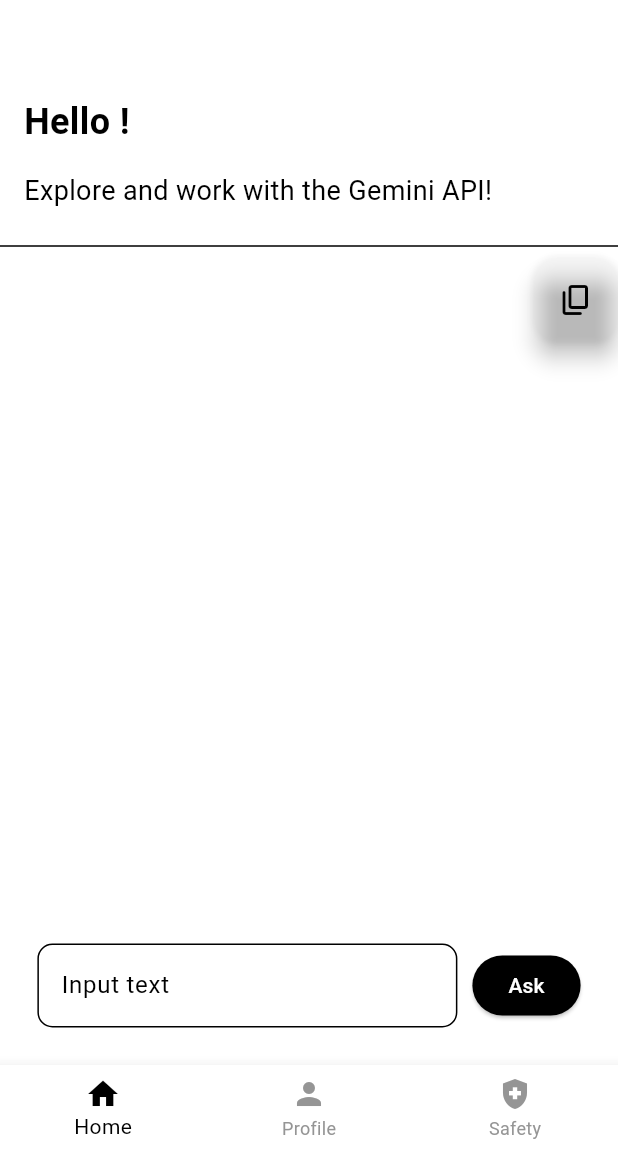
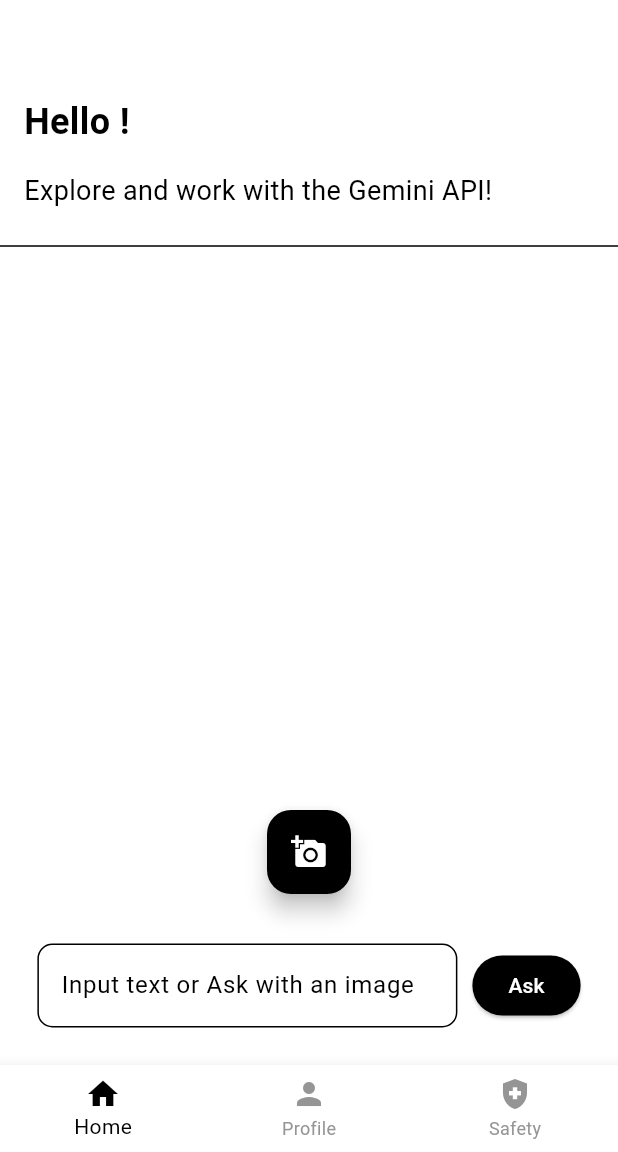
Before and after one commit to darshmashru/ChatGemini, a Flutter app: the screen it shows once a user with an empty profile is signed in, on a phone screen of 412 x 824 dp, the part 84-1236 px from its top. Run offline on Flutter 3.47's test engine with Material 3 defaults, Android fonts, the phone set to English and light mode, and no system bars; our stand-ins replace firebase_auth, firebase_core, flutter_gemini, flutter_markdown, flutter_riverpod, go_router and 5 more; missing offline and left inert: dash_bubble; accounts and stored records are empty.

Commit message:
Added image text and image input

```diff
--- a/lib/main.dart
+++ b/lib/main.dart
@@ -9,7 +9,6 @@ import 'package:flutter_riverpod/flutter_riverpod.dart';
 
 void main() async {
   // await dotenv.load(fileName: ".env");
-
   WidgetsFlutterBinding.ensureInitialized();
   await Firebase.initializeApp(
     options: DefaultFirebaseOptions.currentPlatform,
--- a/lib/widgets/api_integration_widget.dart
+++ b/lib/widgets/api_integration_widget.dart
@@ -1,15 +1,12 @@
 import 'dart:developer';
-
-import 'package:ChatGemini/env/env.dart';
-// import 'package:ChatGemini/globals.dart';
+import 'dart:typed_data';
 import 'package:flutter/material.dart';
 import 'package:flutter/services.dart';
 import 'package:flutter_gemini/flutter_gemini.dart';
 import 'package:flutter_riverpod/flutter_riverpod.dart';
-import 'package:google_generative_language_api/google_generative_language_api.dart';
+import 'package:image_picker/image_picker.dart';
+import 'package:url_launcher/url_launcher.dart';
 import 'package:flutter_markdown/flutter_markdown.dart';
-import 'package:url_launcher/url_launcher.dart';
-import 'package:ChatGemini/providers/parameter_provider.dart';
 
 class ApiIntegrationWidget extends ConsumerStatefulWidget {
   const ApiIntegrationWidget({Key? key}) : super(key: key);
@@ -18,39 +15,13 @@ class ApiIntegrationWidget extends ConsumerStatefulWidget {
   _ApiIntegrationWidgetState createState() => _ApiIntegrationWidgetState();
 }
 
-class LoadingIndicator extends StatelessWidget {
-  const LoadingIndicator({super.key});
-
-  @override
-  Widget build(BuildContext context) {
-    return const Center(
-      child: CircularProgressIndicator(),
-    );
-  }
-}
-
-class _ApiIntegrationWidgetState extends ConsumerState<ApiIntegrationWidget>
-    with AutomaticKeepAliveClientMixin {
+class _ApiIntegrationWidgetState extends ConsumerState<ApiIntegrationWidget> with AutomaticKeepAliveClientMixin {
   final TextEditingController _promptInputController = TextEditingController();
-  final TextEditingController _promptOutputController = TextEditingController();
-
-  final _outputScrollController = ScrollController();
-
+  final ScrollController _outputScrollController = ScrollController();
   String mdText = "";
-
   bool _isLoading = false; // Loading Variable
-
-  void updateText(String newText) {
-    setState(() {
-      mdText = newText;
-    });
-
-    _outputScrollController.animateTo(
-      _outputScrollController.position.maxScrollExtent,
-      duration: const Duration(milliseconds: 150),
-      curve: Curves.easeOut,
-    );
-  }
+  final ImagePicker _picker = ImagePicker();
+  Uint8List? _imageBytes; // Use Uint8List for image bytes
 
   @override
   Widget build(BuildContext context) {
@@ -64,13 +35,25 @@ class _ApiIntegrationWidgetState extends ConsumerState<ApiIntegrationWidget>
             child: Stack(
               children: [
                 if (_isLoading)
-                  const Positioned.fill(child: LoadingIndicator()),
-                SizedBox(
-                  height: MediaQuery.of(context).size.height,
-                  width: MediaQuery.of(context).size.width,
-                  child: SingleChildScrollView(
+                  const Positioned.fill(
+                    child: Center(child: CircularProgressIndicator()),
+                  ),
+                SingleChildScrollView(
                   controller: _outputScrollController,
-                    child: MarkdownBody(
+                  child: Column(
+                    children: [
+                      if (_imageBytes != null)
+                        Padding(
+                          padding: const EdgeInsets.all(8.0),
+                          child: ConstrainedBox(
+                            constraints: BoxConstraints(
+                              maxWidth: MediaQuery.of(context).size.width - 16, // Adjust the width as needed
+                              maxHeight: 300, // Adjust the height as needed
+                            ),
+                            child: Image.memory(_imageBytes!, fit: BoxFit.cover),
+                          ),
+                        ),
+                      MarkdownBody(
                         data: mdText,
                         selectable: true,
                         onTapLink: (text, href, title) {
@@ -79,17 +62,10 @@ class _ApiIntegrationWidgetState extends ConsumerState<ApiIntegrationWidget>
                           }
                         },
                         styleSheet: MarkdownStyleSheet(
-                        h1: const TextStyle(color: Colors.red, fontSize: 24),
-                        h2: const TextStyle(color: Colors.orange, fontSize: 20),
-                        p: TextStyle(
-                            color: Theme.of(context).colorScheme.primary),
-                        codeblockDecoration: BoxDecoration(
-                          color: Colors.black,
-                          borderRadius: BorderRadius.circular(5),
-                          border: Border.all(color: Colors.black),
+                          p: TextStyle(color: Theme.of(context).colorScheme.primary),
                         ),
                       ),
-                    ),
+                    ],
                   ),
                 ),
                 Positioned(
@@ -99,8 +75,7 @@ class _ApiIntegrationWidgetState extends ConsumerState<ApiIntegrationWidget>
                     backgroundColor: Colors.transparent,
                     foregroundColor: Theme.of(context).colorScheme.primary,
                     onPressed: () {
-                      final text = _promptOutputController.text;
-                      Clipboard.setData(ClipboardData(text: text));
+                      Clipboard.setData(ClipboardData(text: mdText));
                       ScaffoldMessenger.of(context).showSnackBar(
                           const SnackBar(content: Text('Copied to Clipboard')));
                     },
@@ -108,6 +83,14 @@ class _ApiIntegrationWidgetState extends ConsumerState<ApiIntegrationWidget>
                   ),
                 ),
               ],
+            ),
+          ),
+          Padding(
+            padding: const EdgeInsets.all(8.0),
+            child: FloatingActionButton(
+              onPressed: _pickImage,
+              tooltip: 'Pick Image',
+              child: const Icon(Icons.add_a_photo),
             ),
           ),
           Row(
@@ -120,42 +103,39 @@ class _ApiIntegrationWidgetState extends ConsumerState<ApiIntegrationWidget>
                   padding: const EdgeInsets.symmetric(vertical: 25.0),
                   child: TextField(
                     minLines: 1,
-                    maxLines: 50,
-                    style:
-                        TextStyle(color: Theme.of(context).colorScheme.primary),
+                    maxLines: 5,
+                    style: TextStyle(color: Theme.of(context).colorScheme.primary),
                     controller: _promptInputController,
                     decoration: InputDecoration(
                       filled: true,
                       fillColor: Theme.of(context).colorScheme.background,
                       enabledBorder: OutlineInputBorder(
-                        borderSide: BorderSide(
-                            color: Theme.of(context).colorScheme.primary),
+                        borderSide: BorderSide(color: Theme.of(context).colorScheme.primary),
                         borderRadius: BorderRadius.circular(10.0),
                       ),
                       focusedBorder: OutlineInputBorder(
-                        borderSide: BorderSide(
-                            color: Theme.of(context).colorScheme.primary),
+                        borderSide: BorderSide(color: Theme.of(context).colorScheme.primary),
                         borderRadius: BorderRadius.circular(10.0),
                       ),
-                      hintText: "Input text",
-                      hintStyle: TextStyle(
-                          color: Theme.of(context).colorScheme.primary),
+                      hintText: "Input text or Ask with an image",
+                      hintStyle: TextStyle(color: Theme.of(context).colorScheme.primary),
                     ),
                   ),
                 ),
               ),
-              SizedBox(
-                // width: 75.0,
-                child: ElevatedButton(
+              ElevatedButton(
                 style: ElevatedButton.styleFrom(
                   foregroundColor: Theme.of(context).colorScheme.background,
                   backgroundColor: Theme.of(context).colorScheme.primary,
                 ),
                 onPressed: () {
-                    _streamContent(_promptInputController.text);
+                  if (_imageBytes != null) {
+                    _generateTextWithImage();
+                  } else {
+                    _generateText();
+                  }
                 },
                 child: const Text('Ask'),
-                ),
               ),
             ],
           )
@@ -164,46 +144,71 @@ class _ApiIntegrationWidgetState extends ConsumerState<ApiIntegrationWidget>
     );
   }
 
-  // Text only method if Stream does not work
-  // Future<String> generateTextWithPrompt({
-  //   required String promptString,
-  // }) async {
-  //   final gemini = Gemini.instance;
-  //   try {
-  //     final value = await gemini.text(promptString);
-  //     print(value?.output); // or value?.content?.parts?.last.text
-  //     _promptOutputController.text = value?.output ?? '';
-  //     updateText(_promptOutputController.text);
-  //     return _promptOutputController.text;
-  //   } catch (e) {
-  //     print(e);
-  //     return '';
-  //   }
-  // }
 
-  void _streamContent(String prompt) {
-    updateText(''); // Clear the output text field before generating new content
+  Future<void> _generateText() async {
+    final text = _promptInputController.text;
+    if (text.isEmpty) {
+      return;
+    }
+
     setState(() {
       _isLoading = true;
     });
+
+    try {
       final gemini = Gemini.instance;
-    gemini.streamGenerateContent(prompt).listen((content) {
+      final result = await gemini.text(text);
+      setState(() {
+        mdText = result?.output ?? 'No output';
+      });
+    } catch (e) {
+      setState(() {
+        mdText = 'Error generating text: $e';
+      });
+    } finally {
       setState(() {
         _isLoading = false;
       });
-      final text = content.output ?? '';
-      updateText(mdText + text);
-    }, onError: (error) {
-      updateText('Error generating content: $error');
+    }
+  }
+
+  Future<void> _pickImage() async {
+    final pickedFile = await _picker.pickImage(source: ImageSource.gallery);
+    if (pickedFile != null) {
+      final bytes = await pickedFile.readAsBytes();
+      setState(() {
+        _imageBytes = bytes;
+      });
+    }
+  }
+
+  Future<void> _generateTextWithImage() async {
+    if (_imageBytes == null) {
+      return;
+    }
+
+    setState(() {
+      _isLoading = true;
+    });
+
+    try {
+      final gemini = Gemini.instance;
+      final result = await gemini.textAndImage(
+        text: _promptInputController.text,
+        images: [_imageBytes!],
+      );
+      setState(() {
+        mdText = result?.content?.parts?.last.text ?? 'No output';
+      });
+    } catch (e) {
+      setState(() {
+        mdText = 'Error generating text with image: $e';
+      });
+    } finally {
       setState(() {
         _isLoading = false;
       });
-    }, onDone: () {
-      // Hide loading if nothing generated
-      setState(() {
-        _isLoading = false;
-      });
-    });
+    }
   }
 
   @override
--- a/pubspec.yaml
+++ b/pubspec.yaml
@@ -51,6 +51,7 @@ dependencies:
   flutter_riverpod: ^2.4.9
   flutter_gemini: ^2.0.1
   logging: ^1.2.0
+  image_picker: ^1.0.7
 dev_dependencies:
   flutter_test:
     sdk: flutter
```
Also changed, not shown: pubspec.lock, 7 other files. Lines whose indentation alone changed are shown as unchanged.
